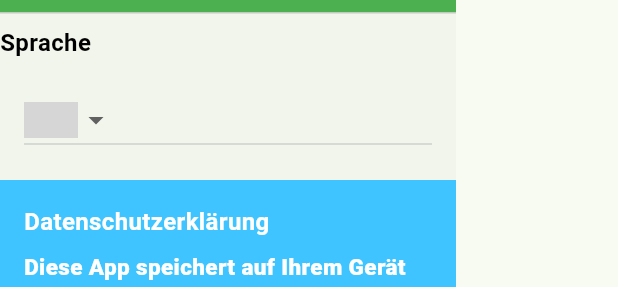
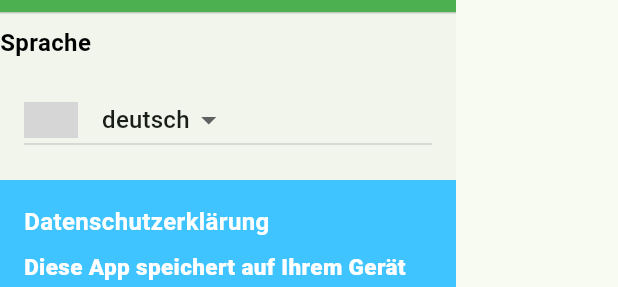
Before and after one commit to chrbuchsteiner61/valuation_pre_shot, a Flutter app: the TheInfoDrawer widget shown alone on an empty page, opened directly, on a phone screen of 412 x 824 dp. Shown: the part 228-515 px from the top of the screen. Run offline on Flutter 3.47's test engine with Material 3 defaults, Android fonts, the phone set to English and light mode, and no system bars; our stand-ins replace logger, pdf, printing, shared_preferences; missing offline and left inert: country_flags; accounts and stored records are empty; generated files the repository leaves out were written again; Roboto replaces fonts that are missing (Noto); project files that could hold a hidden picture were left out; grey boxes are pictures that could not be loaded.

Commit message:
updated internation

```diff
--- a/lib/constants.dart
+++ b/lib/constants.dart
@@ -9,6 +9,27 @@ const String version = '1.22 / 23.07.2024';
 
 const infoDrawerBackgroundColor = Colors.lightBlueAccent;
 
+const SizedBox spaceBetween = SizedBox(width: 16);
+
 List<String> allStrokes = List<String>.generate(
     numberOfStrokesPerTee * numberOfTees, (int index) => initialValue,
     growable: false);
+
+enum Language {
+  english('en', 'GB', 'english'),
+  german('de', 'DE', 'deutsch'),
+  french('fr', 'FR', 'francais'),
+  spanish('es', 'ES', 'espanol'),
+  italian('it', 'IT', 'italiano'),
+  danish('da', 'DK', 'dansk'),
+  swedish('sv', 'SE', 'svenska');
+
+  final String short;
+  final String flag;
+  final String name;
+  const Language(this.short, this.flag, this.name);
+
+  String get languageKey => short;
+  String get flagKey => flag;
+  String get nameKey => name;
+}
--- a/lib/ui_elements/the_info_drawer.dart
+++ b/lib/ui_elements/the_info_drawer.dart
@@ -117,44 +117,60 @@ class TheInfoDrawerState extends State<TheInfoDrawer> {
               elevation: 8,
               dropdownColor: Colors.white,
               onChanged: _changeLanguage,
-              items: const [
+              items: [
                 DropdownMenuItem(
-                  value: 'en',
-                  child: LanguageFlag(
-                    countryCode: 'GB',
-                  ),
+                  value: Language.english.languageKey,
+                  child: Row(children: <Widget>[
+                    LanguageFlag(
+                      countryCode: Language.english.flagKey,
+                    ),
+                    spaceBetween,
+                    Text(Language.english.nameKey),
+                  ]),
                 ),
                 DropdownMenuItem(
-                  value: 'de',
-                  child: LanguageFlag(
-                    countryCode: 'DE',
-                  ),
+                  value: Language.german.languageKey,
+                  child: Row(children: <Widget>[
+                    LanguageFlag(
+                      countryCode: Language.german.flagKey,
+                    ),
+                    spaceBetween,
+                    Text(Language.german.nameKey),
+                  ]),
                 ),
                 DropdownMenuItem(
-                  value: 'fr',
-                  child: LanguageFlag(
-                    countryCode: 'FR',
-                  ),
+                  value: Language.french.languageKey,
+                  child: Row(children: <Widget>[
+                    LanguageFlag(
+                      countryCode: Language.french.flagKey,
+                    ),
+                    spaceBetween,
+                    Text(Language.french.nameKey),
+                  ]),
                 ),
                 DropdownMenuItem(
-                  value: 'es',
-                  child: LanguageFlag(
-                    countryCode: 'ES',
-                  ),
+                  value: Language.spanish.languageKey,
+                  child: Row(children: <Widget>[
+                    LanguageFlag(
+                      countryCode: Language.spanish.flagKey,
+                    ),
+                    spaceBetween,
+                    Text(Language.spanish.nameKey),
+                  ]),
                 ),
                 DropdownMenuItem(
-                  value: 'it',
-                  child: LanguageFlag(
+                  value: Language.italian.languageKey,
+                  child: const LanguageFlag(
                     countryCode: 'IT',
                   ),
                 ),
-                DropdownMenuItem(
+                const DropdownMenuItem(
                   value: 'da',
                   child: LanguageFlag(
                     countryCode: 'DK',
                   ),
                 ),
-                DropdownMenuItem(
+                const DropdownMenuItem(
                   value: 'sv',
                   child: LanguageFlag(
                     countryCode: 'SE',
```
